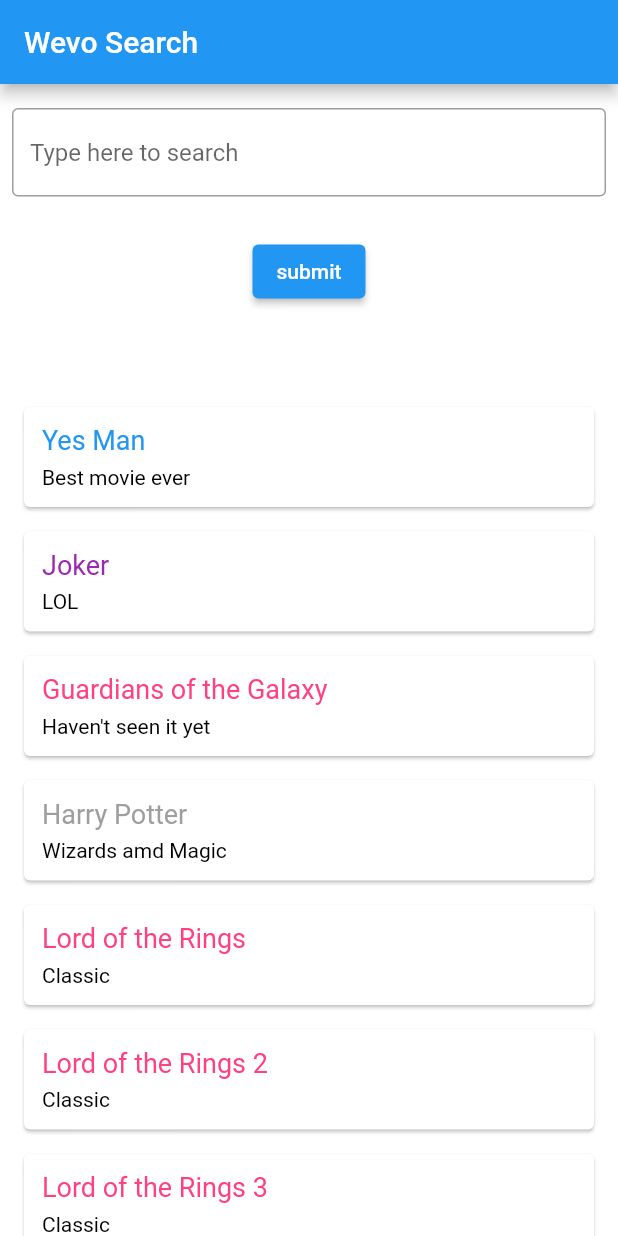
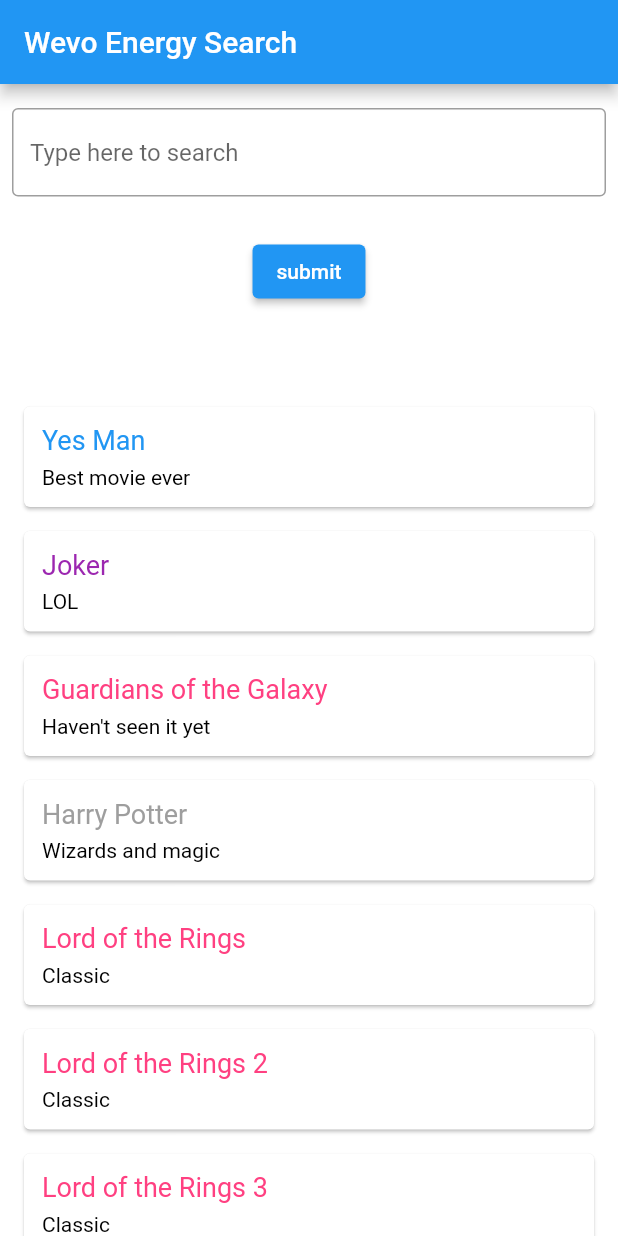
Before and after one commit to DanaDiSG/wevo_flutter_assignment, a Flutter app: the screen it shows after launch, on a phone screen of 412 x 824 dp. Run offline on Flutter 3.47's test engine with Material 2 defaults, Android fonts, the light colour scheme and no system bars.

Commit message:
Change search logic to find title contains the search text and other minor changes.

```diff
--- a/lib/data.dart
+++ b/lib/item.dart
@@ -1,11 +1,11 @@
 import 'dart:ui';
 
-class Data {
+class Item {
 
   late final String title;
   late final String description;
   late final Color backgroundColor;
 
-  Data({ required this.title, required this.description, required this.backgroundColor });
+  Item({ required this.title, required this.description, required this.backgroundColor });
 
 }
--- a/lib/item_card.dart
+++ b/lib/item_card.dart
@@ -1,9 +1,9 @@
 import 'package:flutter/material.dart';
-import 'data.dart';
+import 'item.dart';
 
 class ItemCard extends StatelessWidget {
 
-  late final Data data;
+  late final Item data;
   late final Function changeColor;
   late bool visible;
 
@@ -18,7 +18,7 @@ class ItemCard extends StatelessWidget {
         child: Visibility(
             visible: true,
             child: Card(
-            margin: EdgeInsets.fromLTRB(16.0, 16.0, 16.0, 0),
+            margin: const EdgeInsets.fromLTRB(16.0, 16.0, 16.0, 0),
             child: Padding(
               padding: const EdgeInsets.all(12.0),
               child: Column(
@@ -31,10 +31,10 @@ class ItemCard extends StatelessWidget {
                       color: data.backgroundColor,
                     ),
                   ),
-                  SizedBox(height: 6.0),
+                  const SizedBox(height: 6.0),
                   Text(
                     data.description,
-                    style: TextStyle(
+                    style: const TextStyle(
                       fontSize: 14.0,
                       color: Colors.black,
                     ),
--- a/lib/main.dart
+++ b/lib/main.dart
@@ -1,33 +1,34 @@
 import 'package:flutter/material.dart';
-import 'data.dart';
+import 'item.dart';
 import 'item_card.dart';
 
-void main() => runApp(const MyApp());
+void main() => runApp(const WevoSearchBar());
 
-class MyApp extends StatefulWidget {
-  const MyApp({super.key});
+class WevoSearchBar extends StatefulWidget {
+  const WevoSearchBar({super.key});
 
   @override
-  State<MyApp> createState() => _MyAppState();
+  State<WevoSearchBar> createState() => _WevoSearchBarState();
 }
 
-class _MyAppState extends State<MyApp> {
+class _WevoSearchBarState extends State<WevoSearchBar> {
+
+  final List<Item> itemList = [
+    Item(title: 'Yes Man', description: 'Best movie ever', backgroundColor: Colors.blue),
+    Item(title: 'Joker', description: 'LOL', backgroundColor: Colors.purple),
+    Item(title: 'Guardians of the Galaxy', description: 'Haven\'t seen it yet', backgroundColor: Colors.pinkAccent),
+    Item(title: 'Harry Potter', description: 'Wizards and magic', backgroundColor: Colors.grey),
+    Item(title: 'Lord of the Rings', description: 'Classic', backgroundColor: Colors.pinkAccent),
+    Item(title: 'Lord of the Rings 2', description: 'Classic', backgroundColor: Colors.pinkAccent),
+    Item(title: 'Lord of the Rings 3', description: 'Classic', backgroundColor: Colors.pinkAccent),
+    Item(title: 'Lord of the Rings 4', description: 'Classic', backgroundColor: Colors.pinkAccent),
+  ];
 
   Color _color = Colors.white;
   TextEditingController searchBarController = TextEditingController();
-  final List<Data> itemList = [
-    Data(title: 'Yes Man', description: 'Best movie ever', backgroundColor: Colors.blue),
-    Data(title: 'Joker', description: 'LOL', backgroundColor: Colors.purple),
-    Data(title: 'Guardians of the Galaxy', description: 'Haven\'t seen it yet', backgroundColor: Colors.pinkAccent),
-    Data(title: 'Harry Potter', description: 'Wizards amd Magic', backgroundColor: Colors.grey),
-    Data(title: 'Lord of the Rings', description: 'Classic', backgroundColor: Colors.pinkAccent),
-    Data(title: 'Lord of the Rings 2', description: 'Classic', backgroundColor: Colors.pinkAccent),
-    Data(title: 'Lord of the Rings 3', description: 'Classic', backgroundColor: Colors.pinkAccent),
-    Data(title: 'Lord of the Rings 4', description: 'Classic', backgroundColor: Colors.pinkAccent),
-  ];
   List<ItemCard> inputCards = List.empty();
   List<bool> visibilityIndexes = [];
-  int lastColorWidgetPressed = -1;
+  int lastCardPressed = -1;
 
   @override
   void dispose() {
@@ -38,7 +39,7 @@ class _MyAppState extends State<MyApp> {
   @override
   Widget build(BuildContext context) {
     inputCards = buildList(visibilityIndexes);
-    const appTitle = 'Wevo Search';
+    const appTitle = 'Wevo Energy Search';
     return MaterialApp(
       title: appTitle,
       home: Scaffold(
@@ -73,7 +74,7 @@ class _MyAppState extends State<MyApp> {
                         return;
                       }
                       for (int i = 0; i < itemList.length; i++) {
-                        if (itemList[i].title.compareTo(searchBarController.text) != 0) {
+                        if (!itemList[i].title.contains(searchBarController.text)) {
                           setState(() {
                             visibilityIndexes[i] = false;
                           });
@@ -116,7 +117,7 @@ class _MyAppState extends State<MyApp> {
     return itemList.map((e) =>  ItemCard(
       data : e,
       changeColor: () {
-        if (lastColorWidgetPressed == itemList.indexOf(e)
+        if (lastCardPressed == itemList.indexOf(e)
             && _color.value == e.backgroundColor.value) {
           setState(() {
             _color = Colors.white;
@@ -124,7 +125,7 @@ class _MyAppState extends State<MyApp> {
         } else {
           setState(() {
             _color = e.backgroundColor;
-            lastColorWidgetPressed = itemList.indexOf(e);
+            lastCardPressed = itemList.indexOf(e);
           });
         }
       },
```
Also changed, not shown: 1 other file.
